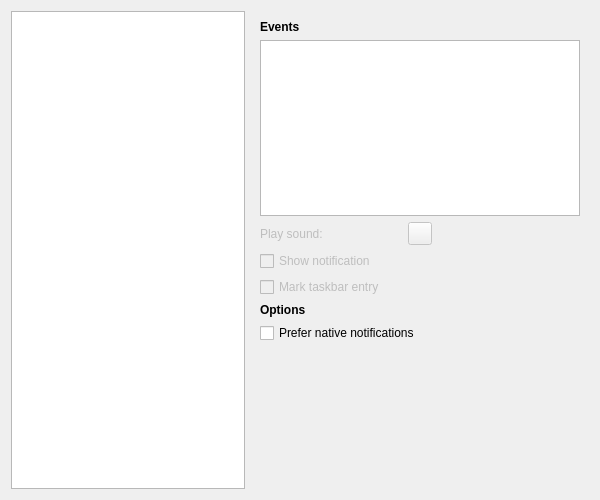
OtterBrowser/otter-browser, file src/ui/preferences/PreferencesAdvancedPageWidget.ui: the form before one commit.
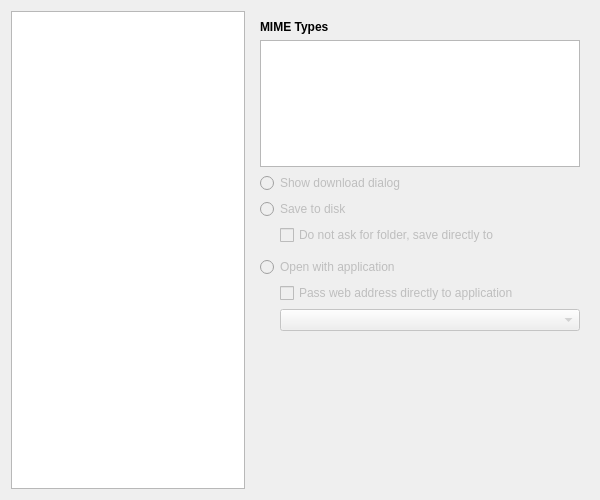
The form after the commit. The open tabs and pages were chosen to show the change. Custom widgets are drawn as their Qt base class.

Commit message: Add configuration page for managing handlers for downloads

What changed in the file:
```diff
--- a/src/ui/preferences/PreferencesAdvancedPageWidget.ui
+++ b/src/ui/preferences/PreferencesAdvancedPageWidget.ui
@@ -307,6 +307,199 @@
        </item>
       </layout>
      </widget>
+     <widget class="QWidget" name="downloadsPage">
+      <layout class="QVBoxLayout" name="downloadsLayout">
+       <item>
+        <widget class="QLabel" name="downloadsMimeTypesHeader">
+         <property name="font">
+          <font>
+           <weight>75</weight>
+           <bold>true</bold>
+          </font>
+         </property>
+         <property name="text">
+          <string>MIME Types</string>
+         </property>
+        </widget>
+       </item>
+       <item>
+        <widget class="Otter::ItemViewWidget" name="downloadsItemView">
+         <property name="editTriggers">
+          <set>QAbstractItemView::NoEditTriggers</set>
+         </property>
+         <property name="alternatingRowColors">
+          <bool>true</bool>
+         </property>
+         <attribute name="headerDefaultSectionSize">
+          <number>200</number>
+         </attribute>
+        </widget>
+       </item>
+       <item>
+        <widget class="QWidget" name="downloadsOptionsWidget" native="true">
+         <property name="enabled">
+          <bool>false</bool>
+         </property>
+         <layout class="QVBoxLayout" name="downloadsOptionsLayout">
+          <property name="leftMargin">
+           <number>0</number>
+          </property>
+          <property name="topMargin">
+           <number>0</number>
+          </property>
+          <property name="rightMargin">
+           <number>0</number>
+          </property>
+          <property name="bottomMargin">
+           <number>0</number>
+          </property>
+          <item>
+           <widget class="QRadioButton" name="downloadsAskButton">
+            <property name="text">
+             <string>Show download dialog</string>
+            </property>
+            <attribute name="buttonGroup">
+             <string notr="true">downloadsButtonGroup</string>
+            </attribute>
+           </widget>
+          </item>
+          <item>
+           <widget class="QRadioButton" name="downloadsSaveButton">
+            <property name="text">
+             <string>Save to disk</string>
+            </property>
+            <attribute name="buttonGroup">
+             <string notr="true">downloadsButtonGroup</string>
+            </attribute>
+           </widget>
+          </item>
+          <item>
+           <layout class="QHBoxLayout" name="downloadsSaveHorizontalLayout">
+            <item>
+             <spacer name="downloadsSaveSpacer">
+              <property name="orientation">
+               <enum>Qt::Horizontal</enum>
+              </property>
+              <property name="sizeType">
+               <enum>QSizePolicy::Fixed</enum>
+              </property>
+              <property name="sizeHint" stdset="0">
+               <size>
+                <width>20</width>
+                <height>0</height>
+               </size>
+              </property>
+             </spacer>
+            </item>
+            <item>
+             <widget class="QWidget" name="downloadsSaveOptionsWidget" native="true">
+              <layout class="QVBoxLayout" name="downloadsSaveVerticalLayout">
+               <property name="leftMargin">
+                <number>0</number>
+               </property>
+               <property name="topMargin">
+                <number>0</number>
+               </property>
+               <property name="rightMargin">
+                <number>0</number>
+               </property>
+               <property name="bottomMargin">
+                <number>0</number>
+               </property>
+               <item>
+                <widget class="QCheckBox" name="downloadsSaveDirectlyCheckBox">
+                 <property name="text">
+                  <string>Do not ask for folder, save directly to</string>
+                 </property>
+                </widget>
+               </item>
+               <item>
+                <widget class="Otter::FilePathWidget" name="downloadsFilePathWidget" native="true"/>
+               </item>
+              </layout>
+             </widget>
+            </item>
+           </layout>
+          </item>
+          <item>
+           <widget class="QRadioButton" name="downloadsOpenButton">
+            <property name="text">
+             <string>Open with application</string>
+            </property>
+            <attribute name="buttonGroup">
+             <string notr="true">downloadsButtonGroup</string>
+            </attribute>
+           </widget>
+          </item>
+          <item>
+           <layout class="QHBoxLayout" name="downloadsOpenHorizontalLayout">
+            <item>
+             <spacer name="downloadsOpenSpacer">
+              <property name="orientation">
+               <enum>Qt::Horizontal</enum>
+              </property>
+              <property name="sizeType">
+               <enum>QSizePolicy::Fixed</enum>
+              </property>
+              <property name="sizeHint" stdset="0">
+               <size>
+                <width>20</width>
+                <height>0</height>
+               </size>
+              </property>
+             </spacer>
+            </item>
+            <item>
+             <widget class="QWidget" name="downloadsOpenOptionsWidget" native="true">
+              <layout class="QVBoxLayout" name="downloadsOpenVerticalLayout">
+               <property name="leftMargin">
+                <number>0</number>
+               </property>
+               <property name="topMargin">
+                <number>0</number>
+               </property>
+               <property name="rightMargin">
+                <number>0</number>
+               </property>
+               <property name="bottomMargin">
+                <number>0</number>
+               </property>
+               <item>
+                <widget class="QCheckBox" name="downloadsPassUrlCheckBox">
+                 <property name="enabled">
+                  <bool>false</bool>
+                 </property>
+                 <property name="text">
+                  <string>Pass web address directly to application</string>
+                 </property>
+                </widget>
+               </item>
+               <item>
+                <widget class="Otter::ApplicationComboBoxWidget" name="downloadsApplicationComboBoxWidget"/>
+               </item>
+              </layout>
+             </widget>
+            </item>
+           </layout>
+          </item>
+         </layout>
+        </widget>
+       </item>
+       <item>
+        <spacer name="downloadsSpacer">
+         <property name="orientation">
+          <enum>Qt::Vertical</enum>
+         </property>
+         <property name="sizeHint" stdset="0">
+          <size>
+           <width>0</width>
+           <height>214</height>
+          </size>
+         </property>
+        </spacer>
+       </item>
+      </layout>
+     </widget>
      <widget class="QWidget" name="networkPage">
       <layout class="QVBoxLayout" name="networkPageLayout" stretch="0,0,0,0,0,0,0,1">
        <item>
@@ -1072,6 +1265,11 @@
    <header>src/ui/FilePathWidget.h</header>
    <container>1</container>
   </customwidget>
+  <customwidget>
+   <class>Otter::ApplicationComboBoxWidget</class>
+   <extends>QComboBox</extends>
+   <header>src/ui/ApplicationComboBoxWidget.h</header>
+  </customwidget>
  </customwidgets>
  <resources/>
  <connections/>
```
Left out of the diff: 3 changed lines with no effect on the pictures. The commit also changes 4 other files.
